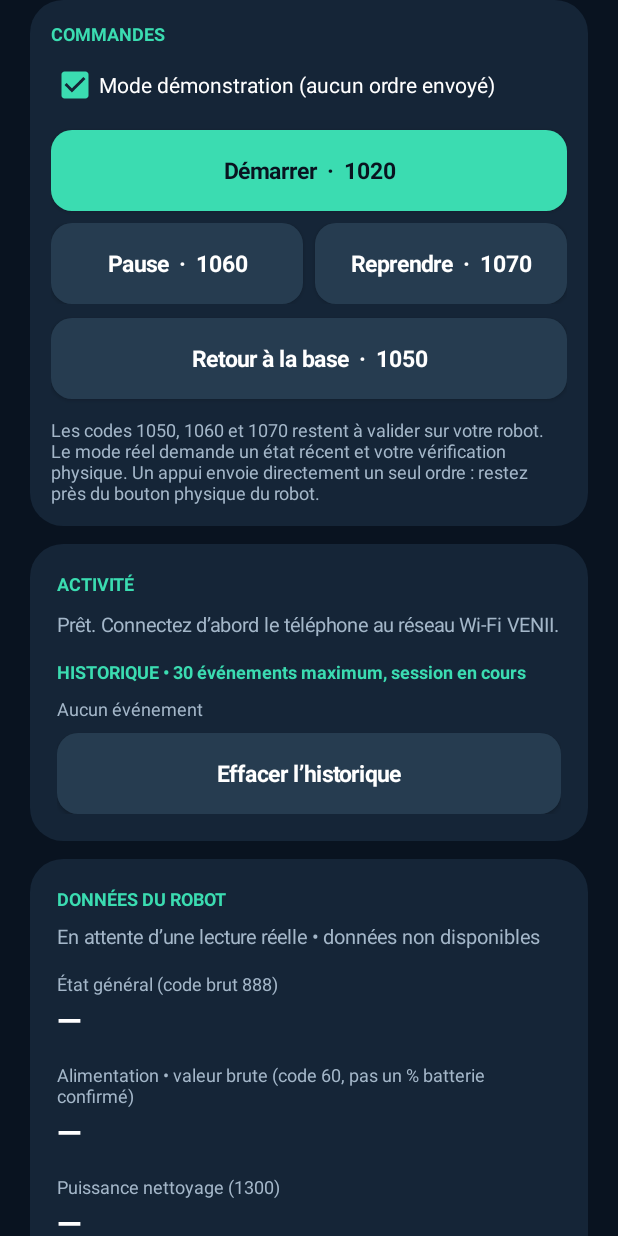
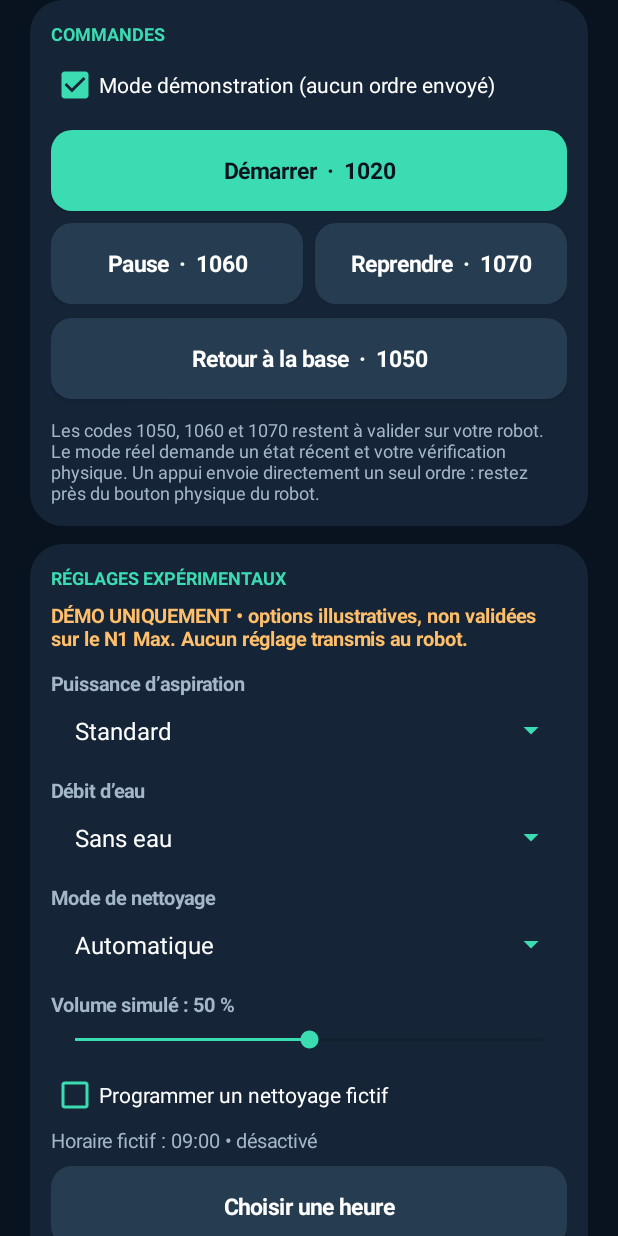
Before and after one commit to glard55j-ai/venniibot, an Android app: the screen it shows after launch (MainActivity), after a tap on "Accéder aux commandes", on a phone screen of 412 x 824 dp. Run offline under Robolectric (Android 15) with nearby library versions, the phone set to English and light mode, and no system bars.

Commit message:
Venii 2.3: demo-only cleaning settings and mock schedule

```diff
--- a/app/build.gradle
+++ b/app/build.gradle
@@ -8,8 +8,8 @@ android {
         applicationId 'com.veniilocal.app'
         minSdk 26
         targetSdk 36
-        versionCode 4
-        versionName '2.2-test'
+        versionCode 5
+        versionName '2.3-test'
     }
     compileOptions {
         sourceCompatibility JavaVersion.VERSION_17
--- a/app/src/main/java/com/veniilocal/MainActivity.java
+++ b/app/src/main/java/com/veniilocal/MainActivity.java
@@ -34,7 +34,12 @@ public final class MainActivity extends Activity {
     private Button btnConnect, btnStart, btnPause, btnResume, btnDock;
     private CheckBox repaired, demoMode;
     private TextView connection, state, power, suction, volume, issue, note, telemetrySummary, dashboardMode, dashboardState, historyView, diagnostic, demoStatus;
-    private View robotPreview;
+    private View robotPreview, settingsPanel;
+    private TextView settingsSummary, scheduleLabel;
+    private android.widget.Spinner aspirationChoice, waterChoice, cleaningChoice;
+    private android.widget.SeekBar volumeChoice;
+    private CheckBox scheduleEnabled;
+    private int scheduleHour = 9, scheduleMinute = 0;
     private android.animation.ObjectAnimator demoAnimation;
     private final java.util.ArrayDeque<String> history = new java.util.ArrayDeque<>();
     private volatile boolean working = false;
@@ -158,6 +163,90 @@ public final class MainActivity extends Activity {
         return view;
     }
 
+    private android.widget.Spinner demoChoice(LinearLayout panel, String label, String[] options) {
+        add(panel, text(label, 13, MUTED, true), 12);
+        android.widget.Spinner spinner = new android.widget.Spinner(this);
+        android.widget.ArrayAdapter<String> adapter = new android.widget.ArrayAdapter<String>(this, android.R.layout.simple_spinner_item, options) {
+            @Override public View getView(int position, View convertView, android.view.ViewGroup parent) {
+                View view = super.getView(position, convertView, parent);
+                if (view instanceof TextView) ((TextView)view).setTextColor(PRIMARY);
+                return view;
+            }
+        };
+        adapter.setDropDownViewResource(android.R.layout.simple_spinner_dropdown_item);
+        spinner.setAdapter(adapter);
+        spinner.setBackgroundTintList(android.content.res.ColorStateList.valueOf(ACCENT));
+        spinner.setPadding(dp(8), dp(8), dp(8), dp(8));
+        add(panel, spinner, 3);
+        return spinner;
+    }
+
+    private String scheduledTime() {
+        return String.format(java.util.Locale.FRANCE, "%02d:%02d", scheduleHour, scheduleMinute);
+    }
+
+    private void updateScheduleLabel() {
+        scheduleLabel.setText("Horaire fictif : " + scheduledTime() + " • " + (scheduleEnabled.isChecked() ? "activé en démo" : "désactivé"));
+    }
+
+    private LinearLayout buildDemoSettings() {
+        LinearLayout section = column(14, CARD);
+        add(section, text("RÉGLAGES EXPÉRIMENTAUX", 12, ACCENT, true), 0);
+        add(section, text("DÉMO UNIQUEMENT • options illustratives, non validées sur le N1 Max. Aucun réglage transmis au robot.", 13, WARNING, true), 8);
+        aspirationChoice = demoChoice(section, "Puissance d’aspiration", new String[]{"Silencieux", "Standard", "Fort", "Maximum"});
+        aspirationChoice.setSelection(1);
+        waterChoice = demoChoice(section, "Débit d’eau", new String[]{"Sans eau", "Faible", "Moyen", "Élevé"});
+        cleaningChoice = demoChoice(section, "Mode de nettoyage", new String[]{"Automatique", "Zone ciblée", "Bordures", "Lavage"});
+        TextView volumeLabel = text("Volume simulé : 50 %", 13, MUTED, true);
+        add(section, volumeLabel, 12);
+        volumeChoice = new android.widget.SeekBar(this);
+        volumeChoice.setMax(100);
+        volumeChoice.setProgress(50);
+        volumeChoice.setProgressTintList(android.content.res.ColorStateList.valueOf(ACCENT));
+        volumeChoice.setThumbTintList(android.content.res.ColorStateList.valueOf(ACCENT));
+        add(section, volumeChoice, 5);
+        volumeChoice.setOnSeekBarChangeListener(new android.widget.SeekBar.OnSeekBarChangeListener() {
+            public void onProgressChanged(android.widget.SeekBar bar, int value, boolean fromUser) { volumeLabel.setText("Volume simulé : " + value + " %"); }
+            public void onStartTrackingTouch(android.widget.SeekBar bar) {}
+            public void onStopTrackingTouch(android.widget.SeekBar bar) {}
+        });
+        scheduleEnabled = new CheckBox(this);
+        scheduleEnabled.setText("Programmer un nettoyage fictif");
+        scheduleEnabled.setTextColor(PRIMARY);
+        scheduleEnabled.setButtonTintList(android.content.res.ColorStateList.valueOf(ACCENT));
+        add(section, scheduleEnabled, 12);
+        scheduleLabel = text("", 13, MUTED, false);
+        add(section, scheduleLabel, 5);
+        updateScheduleLabel();
+        scheduleEnabled.setOnCheckedChangeListener((b, checked) -> updateScheduleLabel());
+        Button time = button("Choisir une heure", Color.rgb(38,60,80), PRIMARY);
+        add(section, time, 8);
+        time.setOnClickListener(v -> {
+            if (!demoMode.isChecked()) return;
+            new android.app.TimePickerDialog(this, (picker, hour, minute) -> {
+                scheduleHour = hour;
+                scheduleMinute = minute;
+                updateScheduleLabel();
+            }, scheduleHour, scheduleMinute, true).show();
+        });
+        add(section, text("Aucune alarme ni tâche automatique n’est créée. Les choix restent dans la session.", 12, MUTED, false), 8);
+        Button apply = button("Appliquer en démonstration", ACCENT, BG);
+        add(section, apply, 12);
+        settingsSummary = text("Aucun réglage de démonstration appliqué.", 13, MUTED, false);
+        add(section, settingsSummary, 8);
+        apply.setOnClickListener(v -> {
+            if (!demoMode.isChecked() || working) return;
+            String summary = "Aspiration : " + aspirationChoice.getSelectedItem()
+                + " • Eau : " + waterChoice.getSelectedItem()
+                + " • Mode : " + cleaningChoice.getSelectedItem()
+                + " • Volume : " + volumeChoice.getProgress() + " %"
+                + " • Horaire fictif : " + (scheduleEnabled.isChecked() ? scheduledTime() : "désactivé");
+            settingsSummary.setText("DÉMO : " + summary);
+            activity("DÉMO : réglages appliqués localement. " + summary + ". Aucun ordre envoyé.");
+        });
+        return section;
+    }
+
     private void buildUi() {
         ScrollView scroll = new ScrollView(this);
         scroll.setFillViewport(true);
@@ -257,6 +346,7 @@ public final class MainActivity extends Activity {
             robotPreview.setVisibility(checked ? View.VISIBLE : View.GONE);
             demoStatus.setVisibility(checked ? View.VISIBLE : View.GONE);
             demoStatus.setText("Simulation : en attente");
+            if (settingsPanel != null) settingsPanel.setVisibility(checked ? View.VISIBLE : View.GONE);
             invalidateStatus("Lecture nécessaire");
             repaired.setChecked(false);
             dashboardMode.setText(checked ? "DÉMONSTRATION • aucune commande réelle" : "MODE RÉEL • commandes directes");
@@ -284,6 +374,10 @@ public final class MainActivity extends Activity {
         btnDock.setOnClickListener(v -> { if (demoMode.isChecked()) simulate(1050, "Retour à la base"); else sendUnverified(1050, "Retour à la base"); });
         add(controls, text("Les codes 1050, 1060 et 1070 restent à valider sur votre robot. Le mode réel demande un état récent et votre vérification physique. Un appui envoie directement un seul ordre : restez près du bouton physique du robot.", 12, MUTED, false), 12);
 
+        LinearLayout settings = buildDemoSettings();
+        settingsPanel = settings;
+        add(main, settings, 12);
+
         LinearLayout logs = column(18, CARD);
         add(main, logs, 12);
         add(logs, text("ACTIVITÉ", 12, ACCENT, true), 0);
@@ -308,6 +402,7 @@ public final class MainActivity extends Activity {
         LinearLayout changes = column(18, CARD);
         add(main, changes, 16);
         add(changes, text("VERSION " + appVersion(), 12, ACCENT, true), 0);
+        add(changes, text("2.3 • Réglages de démonstration : aspiration, eau, mode, volume et horaire fictif.", 13, PRIMARY, false), 8);
         add(changes, text("2.2 • Historique horodaté, animation démo, accès rapide et diagnostic local.", 13, PRIMARY, false), 8);
         add(changes, text("2.1 • Tableau de bord, version visible, contrôle de fraîcheur des données.", 13, PRIMARY, false), 8);
         add(changes, text("2.0 • Commandes directes sans confirmation, mode démo et lecture d’état.", 12, MUTED, false), 6);
```
Also changed, not shown: 1 other file.
